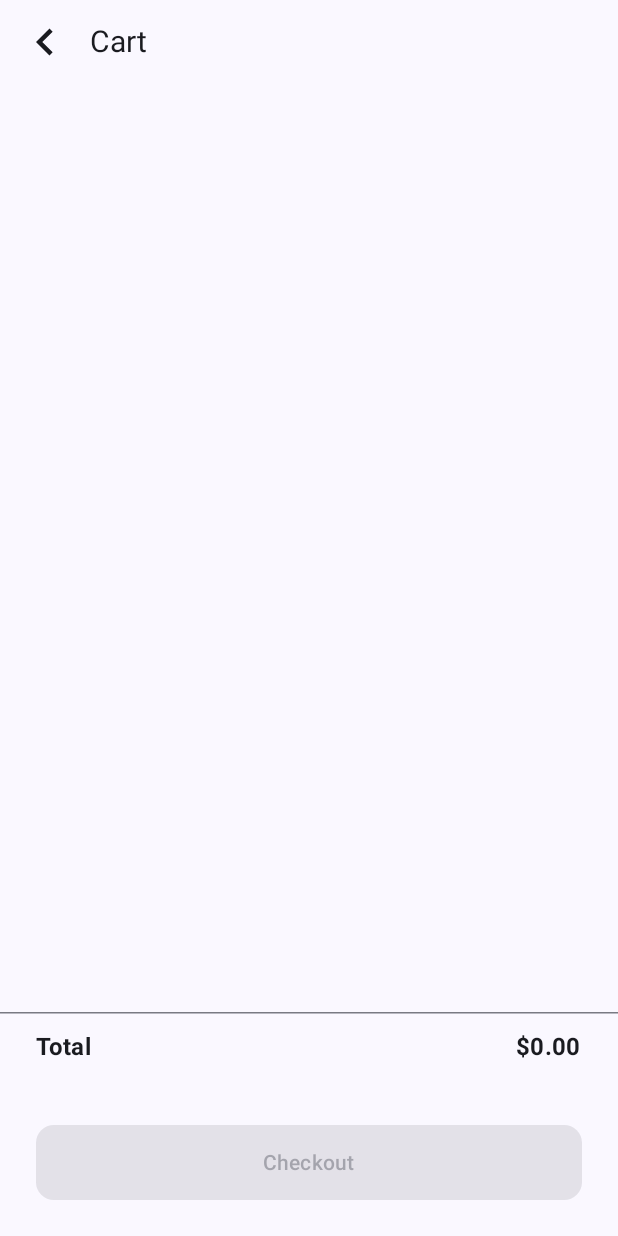
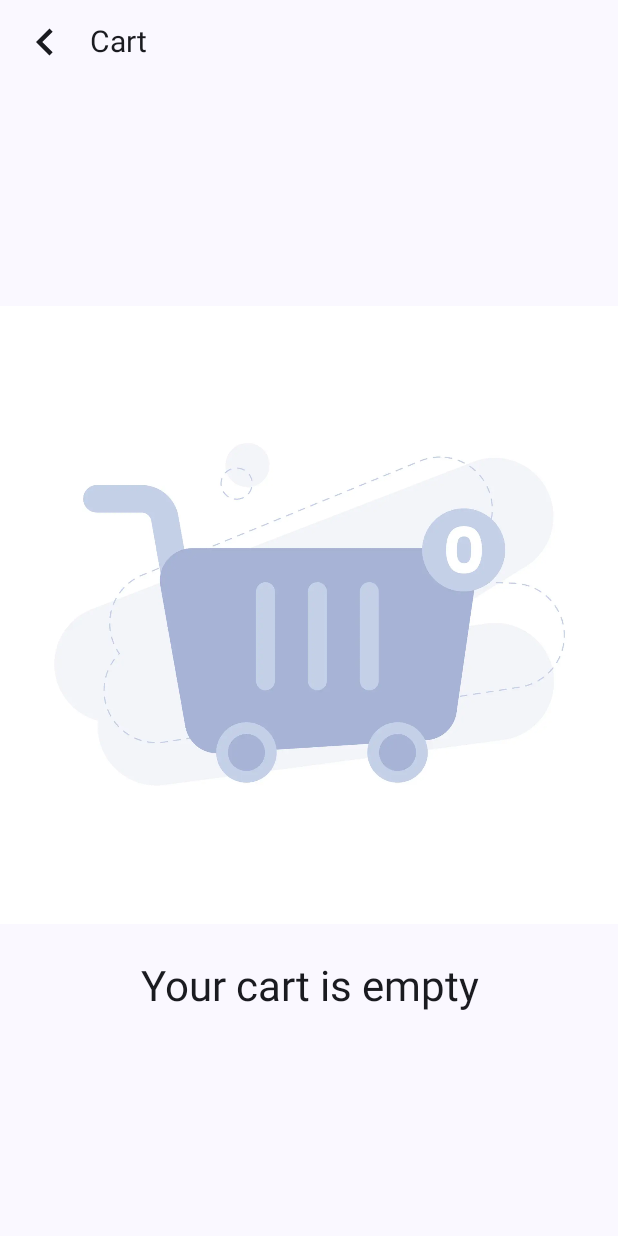
Before and after one commit to segunfrancis/Spark-Shop, an Android app built with Jetpack Compose: the CartScreen screen opened through its navigation route, on a phone screen of 412 x 824 dp. Run offline under Robolectric (Android 15) with nearby library versions, the phone set to English and light mode, and no system bars; our stand-ins replace Dagger/Hilt's generated code, Firebase (no records; nobody signed in at launch, a user with empty details on screens opened directly); pictures from the network do not load.

Commit message:
* Implement empty cart state * Fix total calculation on checkout

```diff
--- a/app/src/main/java/com/segunfrancis/sparkshop/ui/cart/CartScreen.kt
+++ b/app/src/main/java/com/segunfrancis/sparkshop/ui/cart/CartScreen.kt
@@ -1,5 +1,6 @@
 package com.segunfrancis.sparkshop.ui.cart
 
+import androidx.compose.foundation.Image
 import androidx.compose.foundation.background
 import androidx.compose.foundation.layout.Arrangement
 import androidx.compose.foundation.layout.Column
@@ -30,6 +31,7 @@ import androidx.compose.ui.draw.clip
 import androidx.compose.ui.layout.ContentScale
 import androidx.compose.ui.res.painterResource
 import androidx.compose.ui.text.font.FontWeight
+import androidx.compose.ui.text.style.TextAlign
 import androidx.compose.ui.tooling.preview.Preview
 import androidx.compose.ui.unit.dp
 import androidx.hilt.navigation.compose.hiltViewModel
@@ -47,25 +49,6 @@ fun CartScreen(onBack: () -> Unit = {}, onCheckout: () -> Unit = {}) {
     val viewModel = hiltViewModel<CartViewModel>()
     val cartItems by viewModel.cartItems.collectAsStateWithLifecycle()
 
-    CartContent(
-        cartItems = cartItems,
-        total = cartItems.sumOf { it.price * it.quantity },
-        onBack = onBack,
-        onQuantityDecrease = { viewModel.decreaseQuantity(it) },
-        onQuantityIncrease = { viewModel.increaseQuantity(it) },
-        onCheckout = onCheckout
-    )
-}
-
-@Composable
-fun CartContent(
-    cartItems: List<CartItemEntity>,
-    total: Double,
-    onBack: () -> Unit = {},
-    onQuantityIncrease: (Int) -> Unit,
-    onQuantityDecrease: (Int) -> Unit,
-    onCheckout: () -> Unit = {}
-) {
     Column(
         modifier = Modifier
             .fillMaxSize()
@@ -76,6 +59,33 @@ fun CartContent(
             navIcon = R.drawable.ic_chevron_left,
             onNavIconClick = onBack
         )
+        if (cartItems.isEmpty()) {
+            CartEmptyContent()
+        } else {
+            CartContent(
+                cartItems = cartItems,
+                total = cartItems.sumOf { it.price * it.quantity },
+                onQuantityDecrease = { viewModel.decreaseQuantity(it) },
+                onQuantityIncrease = { viewModel.increaseQuantity(it) },
+                onCheckout = onCheckout
+            )
+        }
+    }
+}
+
+@Composable
+fun CartContent(
+    cartItems: List<CartItemEntity>,
+    total: Double,
+    onQuantityIncrease: (Int) -> Unit,
+    onQuantityDecrease: (Int) -> Unit,
+    onCheckout: () -> Unit = {}
+) {
+    Column(
+        modifier = Modifier
+            .fillMaxSize()
+            .background(MaterialTheme.colorScheme.surface)
+    ) {
         Spacer(Modifier.height(14.dp))
         LazyColumn(
             modifier = Modifier.weight(1f),
@@ -120,6 +130,29 @@ fun CartContent(
         ) {
             Text("Checkout", style = MaterialTheme.typography.labelLarge)
         }
+    }
+}
+
+@Preview
+@Composable
+fun CartEmptyContent() {
+    Column(
+        modifier = Modifier
+            .fillMaxSize()
+            .background(MaterialTheme.colorScheme.surface),
+        verticalArrangement = Arrangement.Center
+    ) {
+        Image(
+            painter = painterResource(R.drawable.il_vecteezy_empty_state_cart),
+            contentDescription = null
+        )
+        Spacer(Modifier.height(24.dp))
+        Text(
+            text = "Your cart is empty",
+            style = MaterialTheme.typography.headlineMedium,
+            textAlign = TextAlign.Center,
+            modifier = Modifier.fillMaxWidth()
+        )
     }
 }
 
--- a/app/src/main/java/com/segunfrancis/sparkshop/ui/checkout/CheckoutViewModel.kt
+++ b/app/src/main/java/com/segunfrancis/sparkshop/ui/checkout/CheckoutViewModel.kt
@@ -16,7 +16,7 @@ class CheckoutViewModel @Inject constructor(private val repository: CartReposito
 
     val total = repository.getAllCartItems()
         .catch { }
-        .map { items -> items.sumOf { it.price } }
+        .map { items -> items.sumOf { it.price * it.quantity } }
         .stateIn(viewModelScope, SharingStarted.WhileSubscribed(), 0.0)
 
     fun clearCart() {
```
Also changed, not shown: app/src/main/res/drawable/il_vecteezy_empty_state_cart.webp (added).
